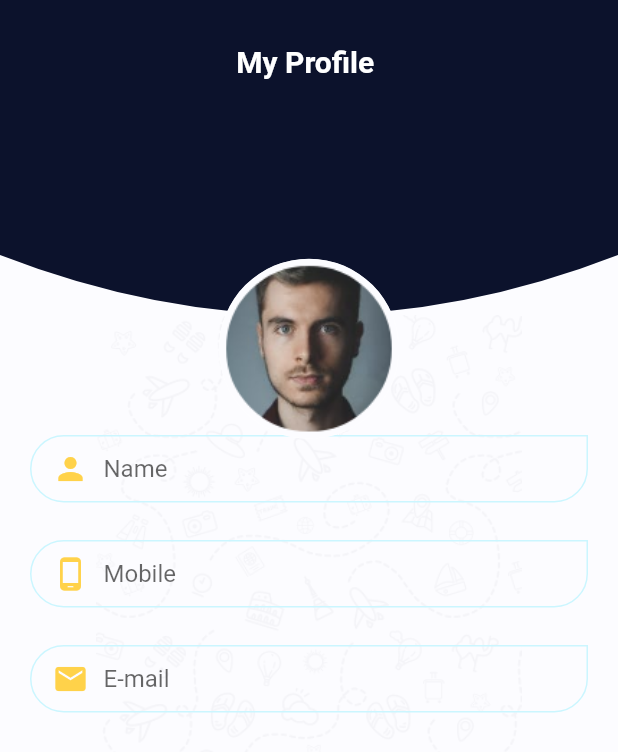
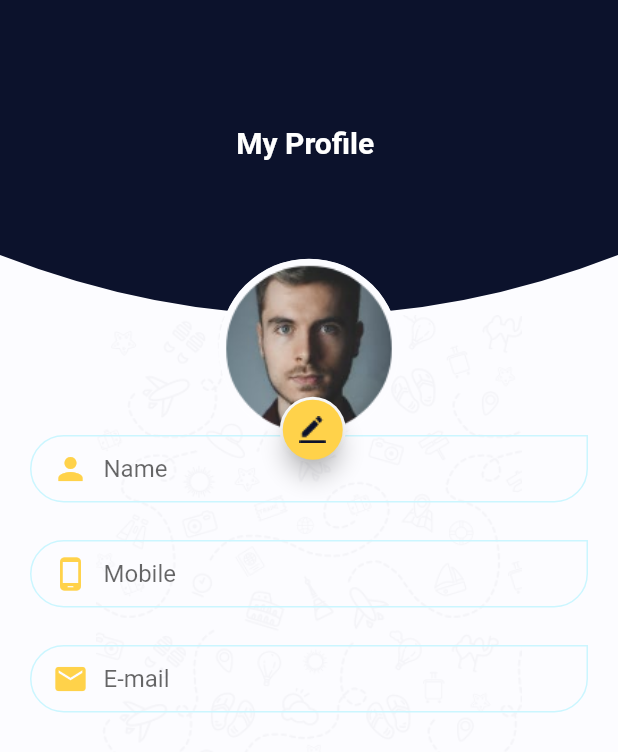
Before and after one commit to Omar-Moshtaha/tourism, a Flutter app: the screen it shows after launch, on a phone screen of 412 x 824 dp. Shown: the top 752 px of the screen. Run offline on Flutter 3.47's test engine with Material 2 defaults, Android fonts, the light colour scheme and no system bars; our stand-ins replace flutter_custom_clippers, flutter_switch, hexcolor.

Commit message:
MyProfile

```diff
--- a/lib/my_profile.dart
+++ b/lib/my_profile.dart
@@ -14,7 +14,7 @@ class MyProfile extends StatelessWidget {
         centerTitle: true,
 toolbarHeight: 210,
         title: Padding(
-          padding: const EdgeInsets.only(bottom: 128,left: 10),
+          padding: const EdgeInsets.only(bottom: 20,left: 10),
           child: Padding(
             padding: const EdgeInsets.only(right: 15),
             child: Text("My Profile",style: TextStyle(
@@ -39,7 +39,29 @@ flexibleSpace: Stack(
 
       ),
     ),
-    Positioned(top: 172.5,child: CircleAvatar(radius: 60,backgroundImage: AssetImage("image/image45.png"),backgroundColor: Colors.white,)),
+    Positioned(top: 172.5,child: Stack(
+       clipBehavior: Clip.none,
+      alignment: Alignment.center,
+      children: [
+
+        CircleAvatar(radius: 60,backgroundImage: AssetImage("image/image45.png"),backgroundColor: Colors.white,),
+    Positioned(
+    top: 90
+    , child: Padding(
+      padding: const EdgeInsets.only(left: 5),
+      child: Stack(
+        alignment: Alignment.center,
+        children: [
+          CircleAvatar(backgroundColor: Colors.white,radius: 22,),
+          FloatingActionButton(onPressed: () {
+
+            },mini: true,child: Image(image: AssetImage("image/image46.png"),),backgroundColor: HexColor("#FFD24A"),),
+        ],
+      ),
+    ),
+    ),
+      ],
+    )),
   ],
 ),
       ),
```
Also changed, not shown: image/image46.png (added).
